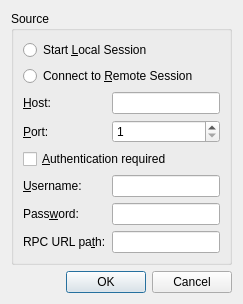
This is src/router/transmission/qt/SessionDialog.ui in mirror/dd-wrt as Qt 5 draws it before an edit. The edited form follows.
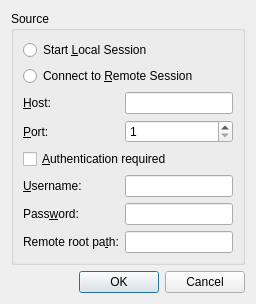
This is the edited form.

Diff of the .ui file:
```diff
--- a/src/router/transmission/qt/SessionDialog.ui
+++ b/src/router/transmission/qt/SessionDialog.ui
@@ -110,7 +110,7 @@
       <item row="7" column="0">
        <widget class="QLabel" name="rpcLabel">
         <property name="text">
-         <string>RPC URL pa&amp;th:</string>
+         <string>Remote root pa&amp;th:</string>
         </property>
         <property name="buddy">
          <cstring>rpcEdit</cstring>
```
